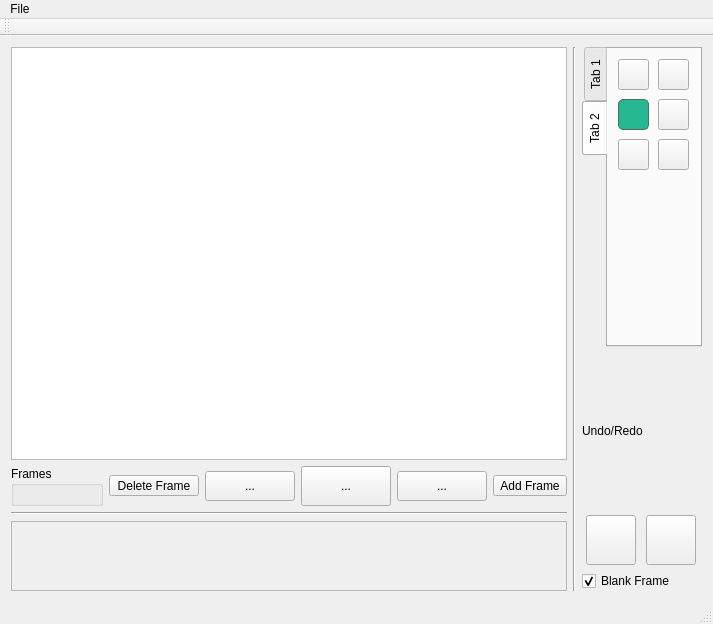
The window that Sprite_Editor_Extreme/mainwindow.ui (jokthefoo/Sprite-Editor) describes before a commit, drawn with Qt 5.
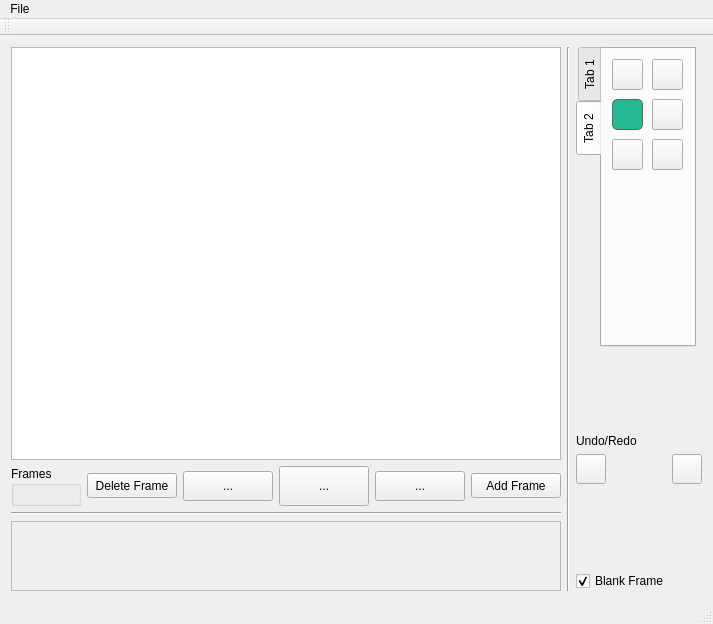
The same window after the commit. Custom widgets are drawn as their Qt base class.

Commit message: Fixed a few layout inconsistencies

Diff of the .ui file:
```diff
--- a/Sprite_Editor_Extreme/mainwindow.ui
+++ b/Sprite_Editor_Extreme/mainwindow.ui
@@ -46,7 +46,7 @@
           <property name="minimumSize">
            <size>
             <width>90</width>
-            <height>20</height>
+            <height>25</height>
            </size>
           </property>
           <property name="text">
@@ -119,6 +119,12 @@
             <verstretch>20</verstretch>
            </sizepolicy>
           </property>
+          <property name="minimumSize">
+           <size>
+            <width>90</width>
+            <height>25</height>
+           </size>
+          </property>
           <property name="text">
            <string>Add Frame</string>
           </property>
@@ -178,7 +184,7 @@
      </widget>
     </item>
     <item>
-     <layout class="QVBoxLayout" name="verticalLayout_2" stretch="0,0,0,0">
+     <layout class="QVBoxLayout" name="verticalLayout_2" stretch="0,0,0,0,0,0">
       <item>
        <widget class="QTabWidget" name="tabWidget">
         <property name="sizePolicy">
@@ -503,6 +509,19 @@
         </widget>
        </widget>
       </item>
+      <item>
+       <spacer name="verticalSpacer">
+        <property name="orientation">
+         <enum>Qt::Vertical</enum>
+        </property>
+        <property name="sizeHint" stdset="0">
+         <size>
+          <width>20</width>
+          <height>40</height>
+         </size>
+        </property>
+       </spacer>
+      </item>
       <item>
        <widget class="QLabel" name="label_2">
         <property name="text">
@@ -511,7 +530,7 @@
        </widget>
       </item>
       <item>
-       <layout class="QHBoxLayout" name="horizontalLayout_2">
+       <layout class="QHBoxLayout" name="horizontalLayout_2" stretch="0,1,0">
         <item>
          <widget class="QToolButton" name="undo_button">
           <property name="sizePolicy">
@@ -522,8 +541,8 @@
           </property>
           <property name="minimumSize">
            <size>
-            <width>50</width>
-            <height>50</height>
+            <width>30</width>
+            <height>30</height>
            </size>
           </property>
           <property name="autoFillBackground">
@@ -534,6 +553,19 @@
           </property>
          </widget>
         </item>
+        <item>
+         <spacer name="horizontalSpacer">
+          <property name="orientation">
+           <enum>Qt::Horizontal</enum>
+          </property>
+          <property name="sizeHint" stdset="0">
+           <size>
+            <width>40</width>
+            <height>20</height>
+           </size>
+          </property>
+         </spacer>
+        </item>
         <item>
          <widget class="QToolButton" name="redo_button">
           <property name="sizePolicy">
@@ -544,8 +576,8 @@
           </property>
           <property name="minimumSize">
            <size>
-            <width>50</width>
-            <height>50</height>
+            <width>30</width>
+            <height>30</height>
            </size>
           </property>
           <property name="autoFillBackground">
@@ -558,6 +590,19 @@
         </item>
        </layout>
       </item>
+      <item>
+       <spacer name="verticalSpacer_2">
+        <property name="orientation">
+         <enum>Qt::Vertical</enum>
+        </property>
+        <property name="sizeHint" stdset="0">
+         <size>
+          <width>20</width>
+          <height>40</height>
+         </size>
+        </property>
+       </spacer>
+      </item>
       <item>
        <widget class="QCheckBox" name="carryOverBox">
         <property name="enabled">
```
Left out of the diff: 4 changed lines with no effect on the pictures. The commit also changes 1 other file.
